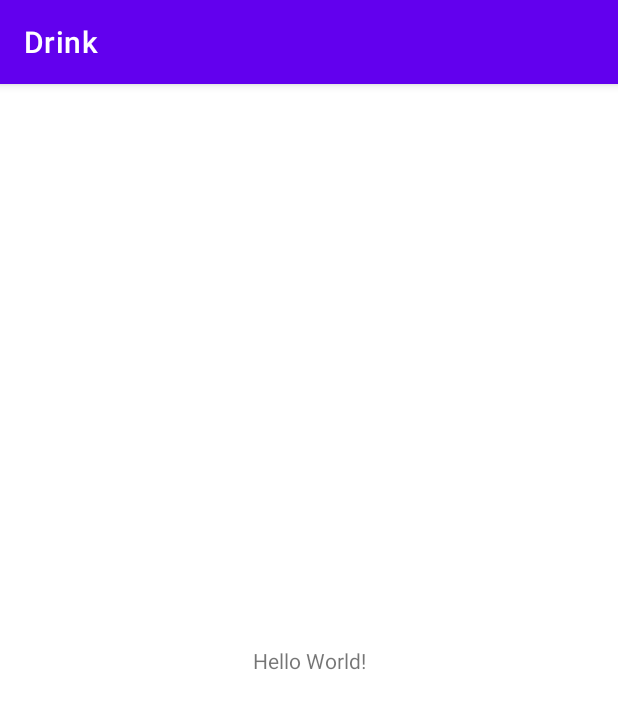
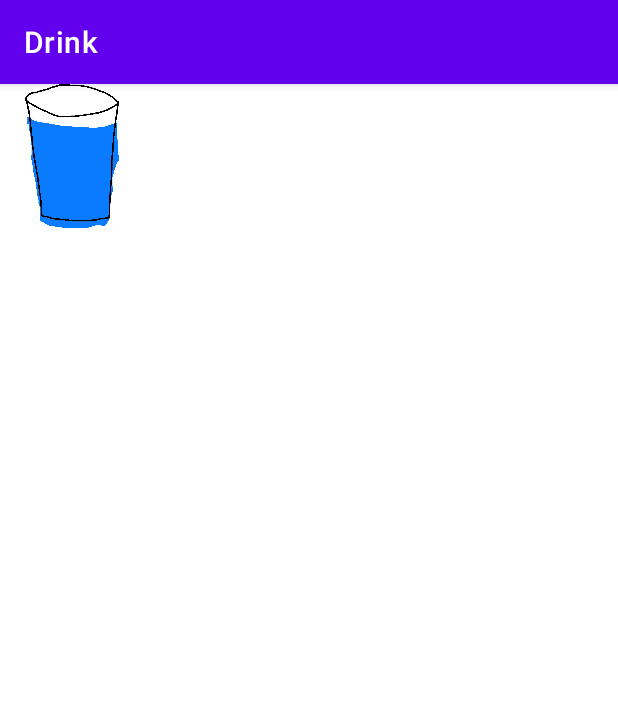
Before and after one commit to novotnyr/android-drink-2021, an Android app: the screen it shows after launch (MainActivity), on a phone screen of 412 x 824 dp. Shown: the top 709 px of the screen. Run offline under Robolectric (Android 15) with nearby library versions, the phone set to English and light mode, and no system bars.

Commit message:
Pridany RecyclerView, ktory je prepojeny s adapterom

```diff
--- a/app/src/main/java/com/github/novotnyr/drink/MainActivity.kt
+++ b/app/src/main/java/com/github/novotnyr/drink/MainActivity.kt
@@ -2,10 +2,22 @@ package com.github.novotnyr.drink
 
 import androidx.appcompat.app.AppCompatActivity
 import android.os.Bundle
+import androidx.recyclerview.widget.GridLayoutManager
+import androidx.recyclerview.widget.RecyclerView
 
 class MainActivity : AppCompatActivity() {
+    lateinit var drinkRecyclerView: RecyclerView
+
+    private val adapter = DrinkListAdapter().apply {
+        submitList(listOf(Drink()))
+    }
+
     override fun onCreate(savedInstanceState: Bundle?) {
         super.onCreate(savedInstanceState)
         setContentView(R.layout.activity_main)
+
+        drinkRecyclerView = findViewById(R.id.drinkRecyclerView)
+        drinkRecyclerView.layoutManager = GridLayoutManager(this, 3)
+        drinkRecyclerView.adapter = adapter
     }
 }
--- a/app/src/main/res/layout/activity_main.xml
+++ b/app/src/main/res/layout/activity_main.xml
@@ -6,13 +6,15 @@
     android:layout_height="match_parent"
     tools:context=".MainActivity">
 
-    <TextView
-        android:layout_width="wrap_content"
-        android:layout_height="wrap_content"
-        android:text="Hello World!"
+    <androidx.recyclerview.widget.RecyclerView
+        android:id="@+id/drinkRecyclerView"
+        app:layout_behavior="@string/appbar_scrolling_view_behavior"
+
+        android:layout_width="match_parent"
+        android:layout_height="match_parent"
         app:layout_constraintBottom_toBottomOf="parent"
-        app:layout_constraintLeft_toLeftOf="parent"
-        app:layout_constraintRight_toRightOf="parent"
+        app:layout_constraintEnd_toEndOf="parent"
+        app:layout_constraintStart_toStartOf="parent"
         app:layout_constraintTop_toTopOf="parent" />
 
 </androidx.constraintlayout.widget.ConstraintLayout>
```
